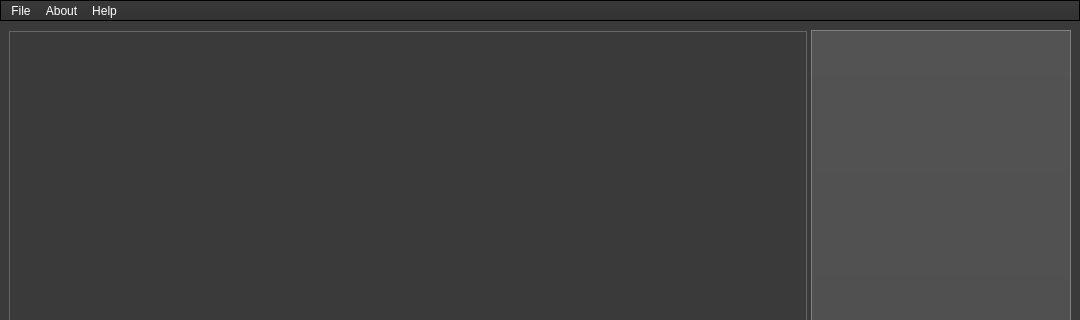
First picture: the form in CanReader/GUI/MainWindow.ui, repository GKPr0/Formula-Student-Telemetry, before the edit; both pictures show x 0 to 1080 and y 0 to 320 of the 1080 by 720 pixel window.
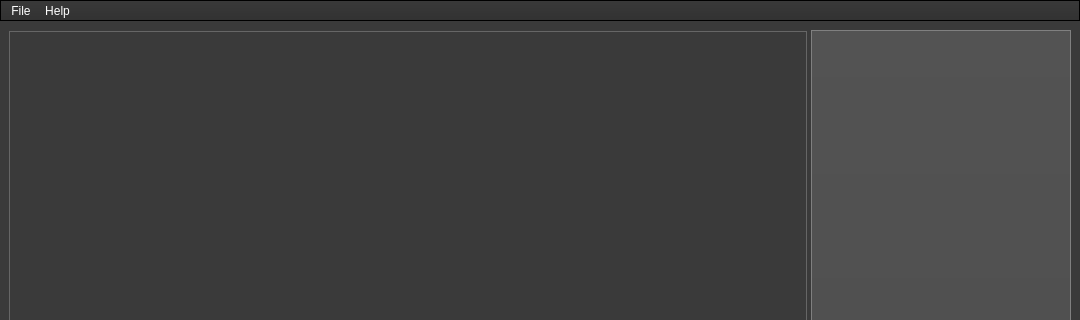
Second picture: the form after the edit. Icons and pictures are not drawn.

Commit message: New icons and about dialog.

Patch:
```diff
--- a/CanReader/GUI/MainWindow.ui
+++ b/CanReader/GUI/MainWindow.ui
@@ -1425,12 +1425,7 @@
     </property>
     <addaction name="separator"/>
     <addaction name="action_save"/>
-    <addaction name="actionLoad"/>
-   </widget>
-   <widget class="QMenu" name="menuAbout">
-    <property name="title">
-     <string>About</string>
-    </property>
+    <addaction name="action_load"/>
    </widget>
    <widget class="QMenu" name="menuHelp">
     <property name="title">
@@ -1438,7 +1433,6 @@
     </property>
    </widget>
    <addaction name="menuFile"/>
-   <addaction name="menuAbout"/>
    <addaction name="menuHelp"/>
   </widget>
   <action name="action_save">
```
Left out of the diff: 58 changed lines with no effect on the pictures. The commit also changes 14 other files.
